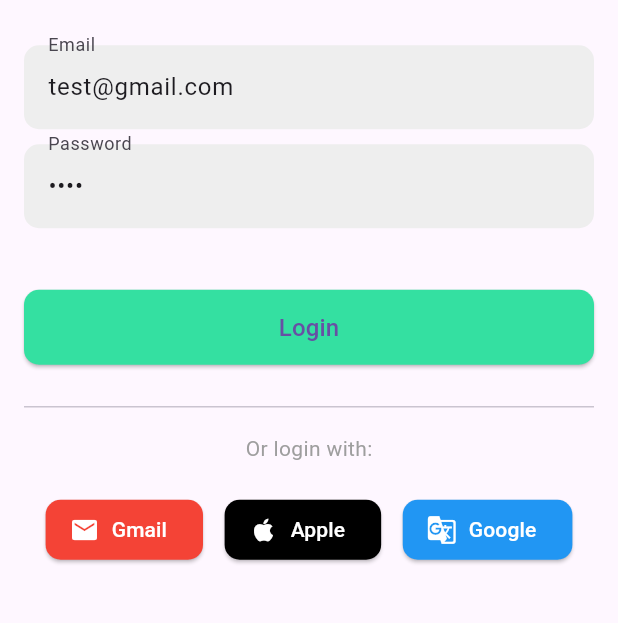
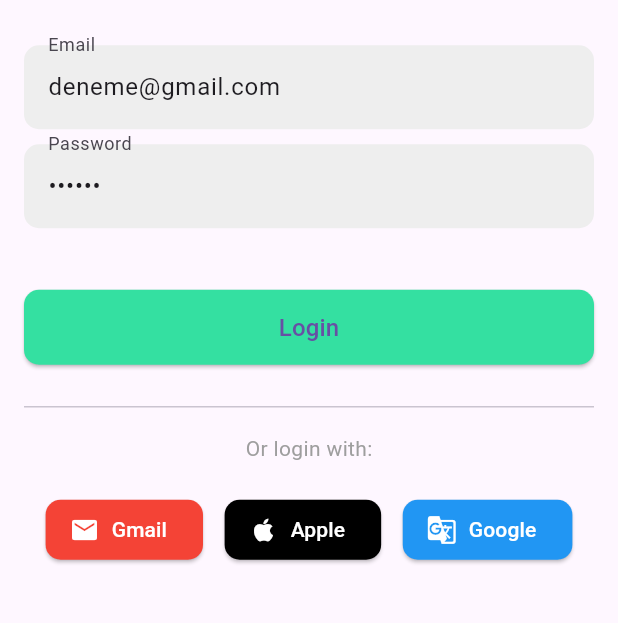
Before and after one commit to oguzhanfatihkucuk/SmartHomeApp, a Flutter app: the screen it shows after launch, on a phone screen of 412 x 824 dp, the part 452-1075 px from its top. Run offline on Flutter 3.47's test engine with Material 3 defaults, Android fonts, the phone set to English and light mode, and no system bars; our stand-ins replace firebase_auth, firebase_core, firebase_database, go_router, shared_preferences, speech_to_text; accounts and stored records are empty; generated files the repository leaves out were written again.

Commit message:
Final Version

```diff
--- a/lib/Screens/LoginScreen/LoginScreen.dart
+++ b/lib/Screens/LoginScreen/LoginScreen.dart
@@ -10,8 +10,8 @@ class LoginScreen extends StatefulWidget {
 }
 
 class _LoginScreenState extends State<LoginScreen> {
-  final _emailController = TextEditingController(text: 'test@gmail.com');
-  final _passwordController = TextEditingController(text: 'test');
+  final _emailController = TextEditingController(text: 'deneme@gmail.com');
+  final _passwordController = TextEditingController(text: 'deneme');
   String? _errorMessage;
 
   bool _isLoading = false; // Loading state
```
Also changed, not shown: lib/Screens/HomeScreen/HomeScreen.dart (+13 -6 lines), 2 other files.
